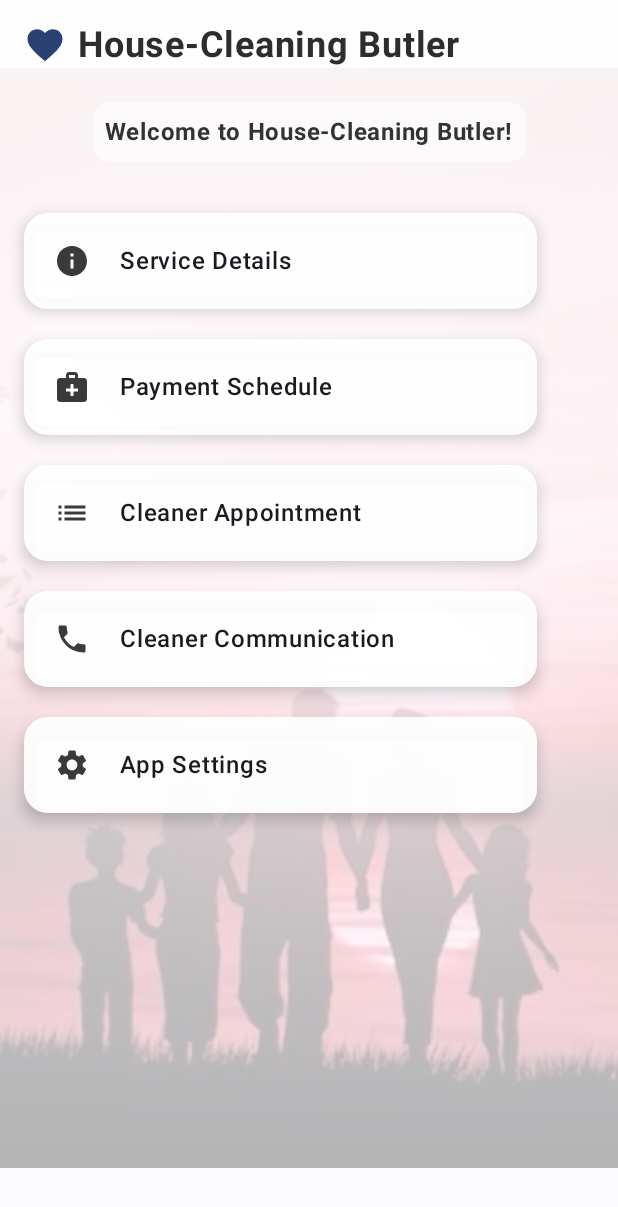
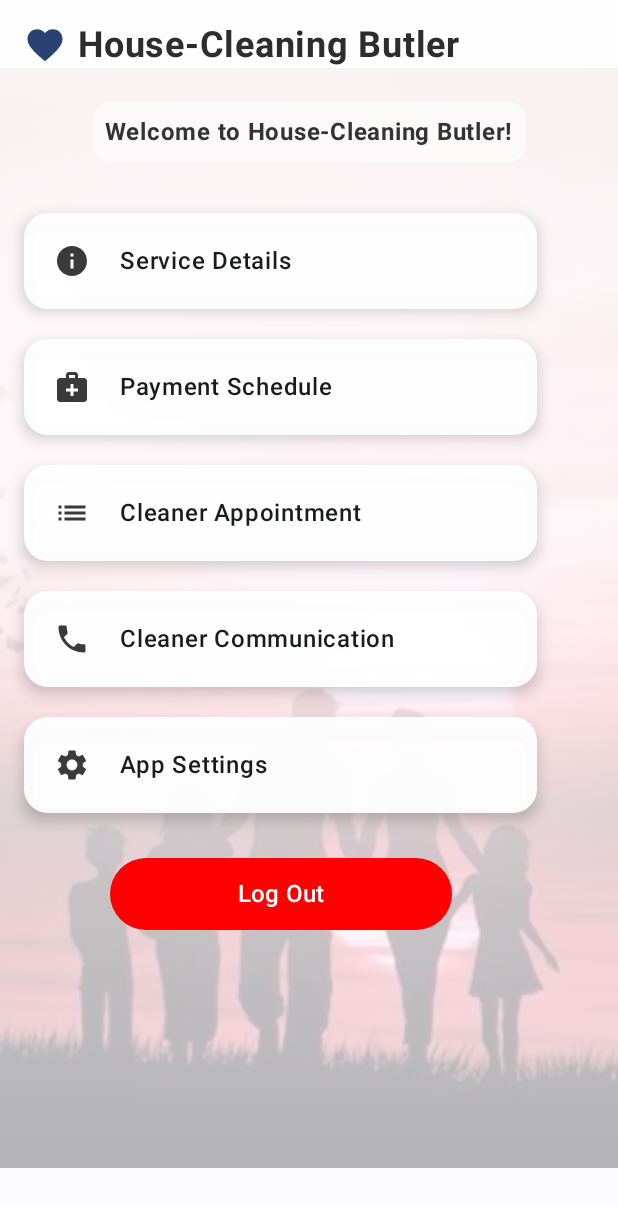
Before and after one commit to YuanRuiGao/CP3407, an Android app built with Jetpack Compose: the HomeScreen screen opened through its navigation route, on a phone screen of 412 x 824 dp. Shown: the top 1207 px of the screen. Run offline under Robolectric (Android 15) with nearby library versions, the phone set to English and light mode, and no system bars; our stand-ins replace Firebase (no records; nobody signed in at launch, a user with empty details on screens opened directly).

Commit message:
Add logout button

```diff
--- a/house cleanning version1/mobileass2-main/app/src/main/java/com/example/myapplication_ass2/MainActivity.kt
+++ b/house cleanning version1/mobileass2-main/app/src/main/java/com/example/myapplication_ass2/MainActivity.kt
@@ -143,6 +143,23 @@ fun HomeScreen(navController: NavHostController, settingsViewModel: AppSettingsV
                         }
                     }
                 }
+                Spacer(Modifier.height(20.dp))
+
+                // ✅ Logout button
+                Button(
+                    onClick = {
+                        FirebaseAuth.getInstance().signOut()
+                        navController.navigate("login") {
+                            popUpTo("home") { inclusive = true }
+                        }
+                    },
+                    colors = ButtonDefaults.buttonColors(containerColor = Color.Red),
+                    modifier = Modifier
+                        .fillMaxWidth(0.6f)
+                        .height(48.dp)
+                ) {
+                    Text("Log Out", color = Color.White, fontSize = 16.sp)
+                }
             }
         }
     }
```
